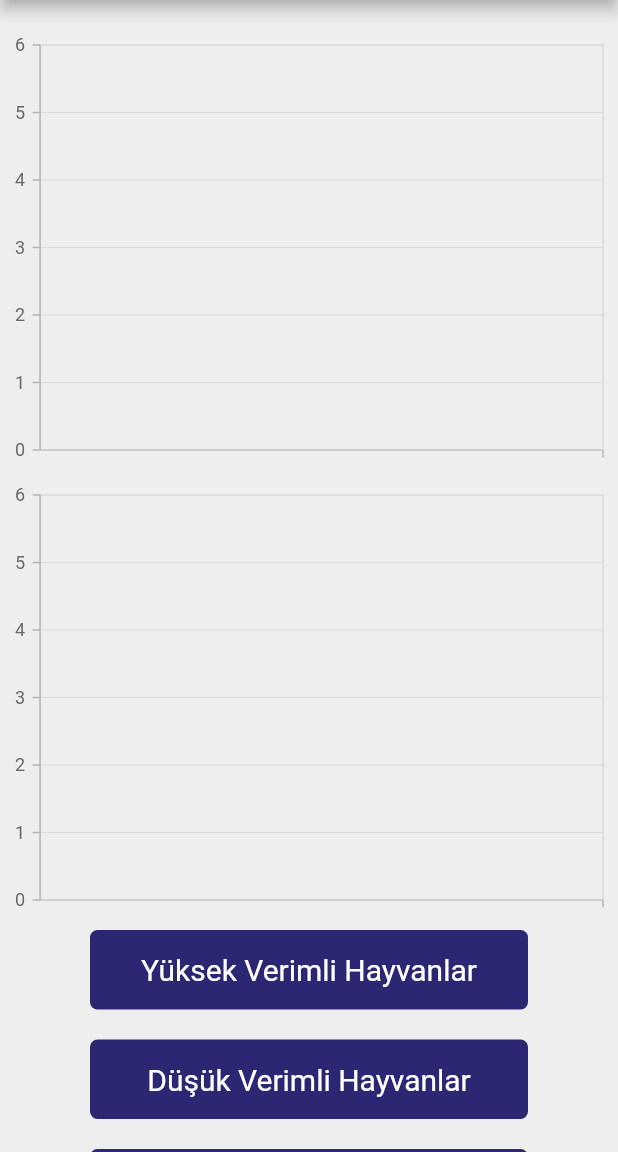
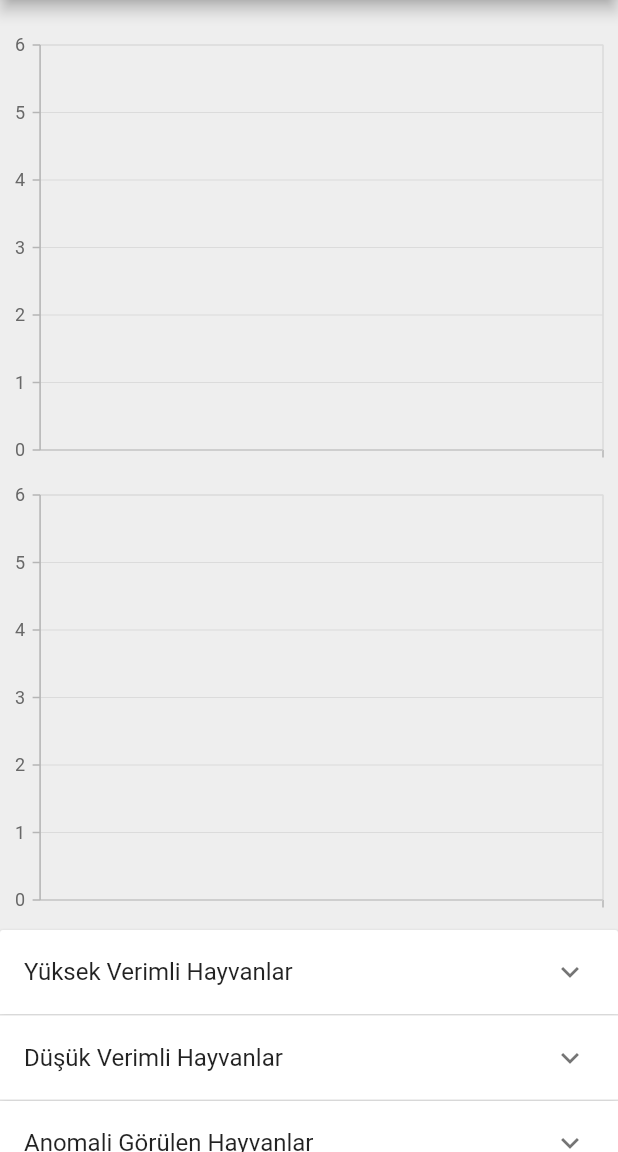
Before and after one commit to yusufboran/farm_tracking, a Flutter app: the screen it shows after launch, after a tap on "Giriş", on a phone screen of 412 x 824 dp, the part 84-1236 px from its top. Run offline on Flutter 3.47's test engine with Material 2 defaults, Android fonts, the phone set to English and light mode, and no system bars; our stand-ins replace syncfusion_flutter_charts; missing offline and left inert: crypt, dart:ffi; network calls fail.

Commit message:
add to list

```diff
--- a/lib/screens/home_screen.dart
+++ b/lib/screens/home_screen.dart
@@ -4,13 +4,12 @@ import 'package:flutter/material.dart';
 import 'package:haytek/entities/milk.dart';
 import 'package:haytek/screens/list_screen.dart';
 import 'package:haytek/screens/login_screen.dart';
-import 'package:haytek/widgets/button.dart';
+import 'package:haytek/widgets/expansion.dart';
 import 'package:haytek/widgets/line_charts.dart';
 import 'package:http/http.dart' as http;
 
 class HomePage extends StatefulWidget {
-  List<String> animal_list;
-  HomePage({Key? key, required this.animal_list}) : super(key: key);
+  HomePage({Key? key}) : super(key: key);
 
   @override
   State<HomePage> createState() => _HomePageState();
@@ -32,7 +31,6 @@ class _HomePageState extends State<HomePage> {
 
   @override
   void initState() {
-    widget.animal_list.insert(0, "Hepsi");
     super.initState();
     final now = DateTime.now();
     finishDate = now;
@@ -64,22 +62,7 @@ class _HomePageState extends State<HomePage> {
           SizedBox(height: 20),
           LineChartPage(items: milkQuantity),
           LineChartPage(items: milkConductivity),
-
-          MyButton(
-            func: press,
-            text: "Yüksek Verimli Hayvanlar",
-            items: widget.animal_list,
-          ),
-          MyButton(
-            func: press,
-            text: "Düşük Verimli Hayvanlar",
-            items: widget.animal_list,
-          ),
-          MyButton(
-            func: press,
-            text: "Anomali Görülen Hayvanlar",
-            items: widget.animal_list,
-          ),
+          MyExpansion(),
 
           // Expanded(
           //   child: Text(_items.toString()),
@@ -89,7 +72,7 @@ class _HomePageState extends State<HomePage> {
     );
   }
 
-  void press() {
+  void open() {
     Navigator.push(
       context,
       MaterialPageRoute(
--- a/lib/screens/login_screen.dart
+++ b/lib/screens/login_screen.dart
@@ -4,6 +4,7 @@ import 'package:crypt/crypt.dart';
 import 'package:flutter/material.dart';
 import 'package:flutter/services.dart';
 import 'package:haytek/screens/home_screen.dart';
+import 'package:haytek/screens/list_screen.dart';
 import 'package:haytek/widgets/custom_clipper.dart';
 import 'package:http/http.dart' as http;
 
@@ -16,14 +17,11 @@ class _LoginScreenState extends State<LoginScreen> {
   TextEditingController username = TextEditingController();
   TextEditingController password = TextEditingController();
 
-  late List<String> animal_list_items = [];
   bool isHidden = true;
   togglePasswordVisibility() => setState(() => isHidden = !isHidden);
 
   @override
-  void initState() {
-    animal_list_query();
-  }
+  void initState() {}
 
   @override
   Widget build(BuildContext context) {
@@ -110,12 +108,10 @@ class _LoginScreenState extends State<LoginScreen> {
                     SizedBox(height: 20),
                     GestureDetector(
                       onTap: () => {
-                        animal_list_query(),
                         Navigator.pushReplacement(
                           context,
                           MaterialPageRoute(
-                            builder: (context) =>
-                                HomePage(animal_list: animal_list_items),
+                            builder: (context) => HomePage(),
                           ),
                         ),
                         // login(username: username, password: password),
@@ -177,7 +173,7 @@ class _LoginScreenState extends State<LoginScreen> {
         Navigator.pushReplacement(
           context,
           MaterialPageRoute(
-            builder: (context) => HomePage(animal_list: animal_list_items),
+            builder: (context) => HomePage(),
           ),
         );
       } else
@@ -186,24 +182,4 @@ class _LoginScreenState extends State<LoginScreen> {
       print('A network error occurred : login');
     }
   }
-
-  void animal_list_query() async {
-    List<String> list = [];
-    var url = Uri.parse("http://10.220.62.48/mail/query.php");
-    var data = {'farm_id': "1"};
-    var response = await http.post(url, body: data);
-
-    if (response.statusCode == 200) {
-      List datauser = json.decode(response.body);
-
-      datauser.forEach((e) {
-        list.add(e["animal_id"].toString());
-      });
-      setState(() {
-        animal_list_items = list;
-      });
-    } else {
-      print('A network error occurred : (animal_list_query)');
-    }
-  }
 }
--- a/lib/theme/app_theme.dart
+++ b/lib/theme/app_theme.dart
@@ -20,7 +20,7 @@ class AppTheme {
     colorScheme: ColorScheme.light(
       primary: Color(0xff2c2772),
       primaryVariant: Colors.white38,
-      secondary: Colors.yellow,
+      secondary: Color(0xff212121),
     ),
     cardTheme: CardTheme(
       color: Colors.teal,
--- a/lib/widgets/button.dart
+++ /dev/null
@@ -1,45 +0,0 @@
-import 'package:flutter/material.dart';
-
-class MyButton extends StatelessWidget {
-  var func;
-  String text;
-  List items;
-  MyButton(
-      {Key? key, required this.func, required this.text, required this.items})
-      : super(key: key);
-
-  @override
-  Widget build(BuildContext context) {
-    return Column(
-      children: [
-        GestureDetector(
-          onTap: () => {
-            func(items),
-          },
-          child: Container(
-            width: MediaQuery.of(context).size.width,
-            margin: EdgeInsets.symmetric(horizontal: 60),
-            padding: EdgeInsets.symmetric(vertical: 15),
-            alignment: Alignment.center,
-            decoration: BoxDecoration(
-              borderRadius: BorderRadius.all(Radius.circular(5)),
-              boxShadow: <BoxShadow>[
-                BoxShadow(
-                    color: Color.fromRGBO(238, 238, 238, 1),
-                    offset: Offset(2, 4),
-                    blurRadius: 5,
-                    spreadRadius: 2)
-              ],
-              color: Color(0xff2c2772),
-            ),
-            child: Text(
-              text,
-              style: TextStyle(fontSize: 20, color: Colors.white),
-            ),
-          ),
-        ),
-        SizedBox(height: 20),
-      ],
-    );
-  }
-}
--- /dev/null
+++ b/lib/widgets/expansion.dart
@@ -0,0 +1,117 @@
+import 'package:flutter/material.dart';
+import 'package:haytek/screens/list_screen.dart';
+
+List<ExpansionPanel> _getExpansionPanels(List<ListItem> _items, context) {
+  return _items.map<ExpansionPanel>((ListItem item) {
+    return ExpansionPanel(
+      headerBuilder: (BuildContext context, bool isExpanded) {
+        return ListTile(
+          title: Text(item.headerName),
+        );
+      },
+      body: Column(
+        children: [
+          ListTile(
+            title: Text(item.description),
+          ),
+          GestureDetector(
+              onTap: () => {
+                    Navigator.push(
+                      context,
+                      MaterialPageRoute(
+                        builder: (context) => ListScreen(
+                          products: List<String>.generate(
+                              500, (i) => "Product List: $i"),
+                        ),
+                      ),
+                    ),
+                    // login(username: username, password: password),
+                  },
+              child: Text(
+                "devamını görmek için tıklayınız...",
+                style: TextStyle(color: Colors.blue),
+              )),
+        ],
+      ),
+      isExpanded: item.isExpanded,
+    );
+  }).toList();
+}
+
+void ope() {}
+
+class MyExpansion extends StatefulWidget {
+  @override
+  _MyHomePageState createState() {
+    return _MyHomePageState();
+  }
+}
+
+class _MyHomePageState extends State<MyExpansion> {
+  List<ListItem> _items = [
+    ListItem(
+      id: 1,
+      headerName: 'Yüksek Verimli Hayvanlar',
+      description: 'This is body of item number 1',
+    ),
+    ListItem(
+      id: 2,
+      headerName: 'Düşük Verimli Hayvanlar',
+      description: 'This is body of item number 2',
+    ),
+    ListItem(
+      id: 3,
+      headerName: 'Anomali Görülen Hayvanlar',
+      description: 'This is body of item number 3',
+    ),
+  ];
+
+  @override
+  Widget build(BuildContext context) {
+    return SingleChildScrollView(
+      child: ExpansionPanelList(
+        animationDuration: Duration(milliseconds: 1000),
+        children: _getExpansionPanels(_items, context),
+        expansionCallback: (panelIndex, isExpanded) {
+          _items[panelIndex].isExpanded = !isExpanded;
+          setState(() {});
+        },
+      ),
+    );
+  }
+}
+
+class ListItem {
+  int id;
+  String headerName;
+  String description;
+  bool isExpanded;
+
+  ListItem({
+    required this.id,
+    required this.headerName,
+    required this.description,
+    this.isExpanded = false,
+  });
+}
+
+
+  // void animal_list_query() async {
+  //   List<String> list = [];
+  //   var url = Uri.parse("http://10.220.62.48/mail/query.php");
+  //   var data = {'farm_id': "1"};
+  //   var response = await http.post(url, body: data);
+
+  //   if (response.statusCode == 200) {
+  //     List datauser = json.decode(response.body);
+
+  //     datauser.forEach((e) {
+  //       list.add(e["animal_id"].toString());
+  //     });
+  //     setState(() {
+  //       animal_list_items = list;
+  //     });
+  //   } else {
+  //     print('A network error occurred : (animal_list_query)');
+  //   }
+  // }
```
